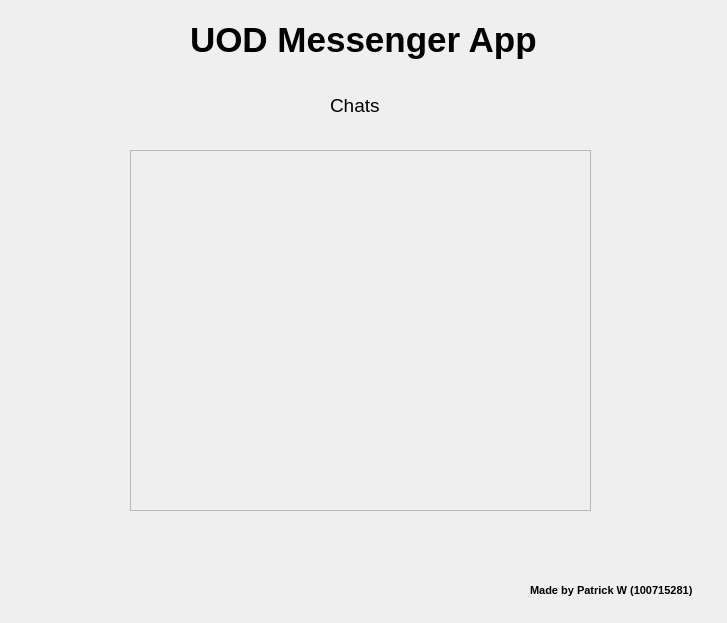
The window that PyQT6 Practice/UIs/Login_Register.ui (Patrick-Wigley/Messenger-App) describes before a commit, drawn with Qt 5.
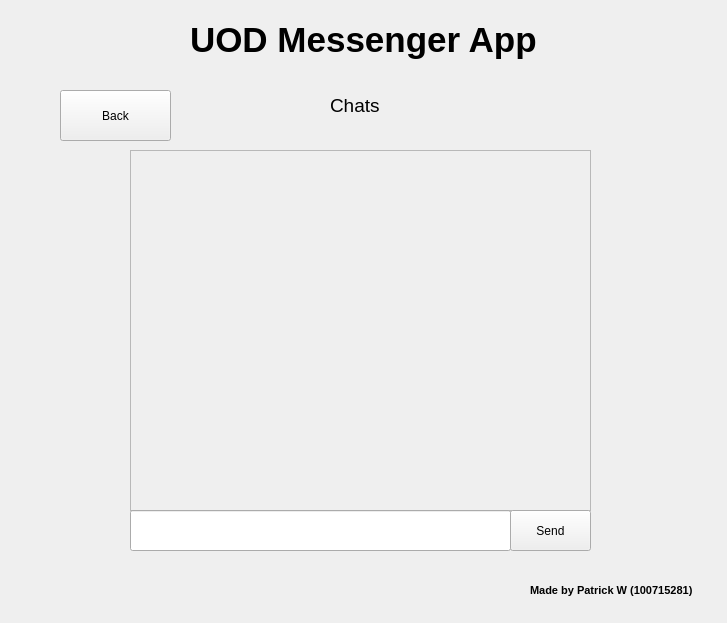
The same window after the commit. The open tabs and pages were chosen to show the change.

Commit message: Sending and storing chat messages

```diff
--- a/PyQT6 Practice/UIs/Login_Register.ui
+++ b/PyQT6 Practice/UIs/Login_Register.ui
@@ -362,6 +362,42 @@
          </property>
         </widget>
        </widget>
+       <widget class="QLineEdit" name="enter_message_entry">
+        <property name="geometry">
+         <rect>
+          <x>100</x>
+          <y>450</y>
+          <width>381</width>
+          <height>41</height>
+         </rect>
+        </property>
+       </widget>
+       <widget class="QPushButton" name="Chat_back_btn">
+        <property name="geometry">
+         <rect>
+          <x>30</x>
+          <y>30</y>
+          <width>111</width>
+          <height>51</height>
+         </rect>
+        </property>
+        <property name="text">
+         <string>Back</string>
+        </property>
+       </widget>
+       <widget class="QPushButton" name="Chat_send_btn">
+        <property name="geometry">
+         <rect>
+          <x>480</x>
+          <y>450</y>
+          <width>81</width>
+          <height>41</height>
+         </rect>
+        </property>
+        <property name="text">
+         <string>Send</string>
+        </property>
+       </widget>
       </widget>
       <widget class="QWidget" name="Search_Contact">
        <widget class="QScrollArea" name="search_results_scroll_area">
```
Left out of the diff: 2 changed lines with no effect on the pictures. The commit also changes 8 other files.
